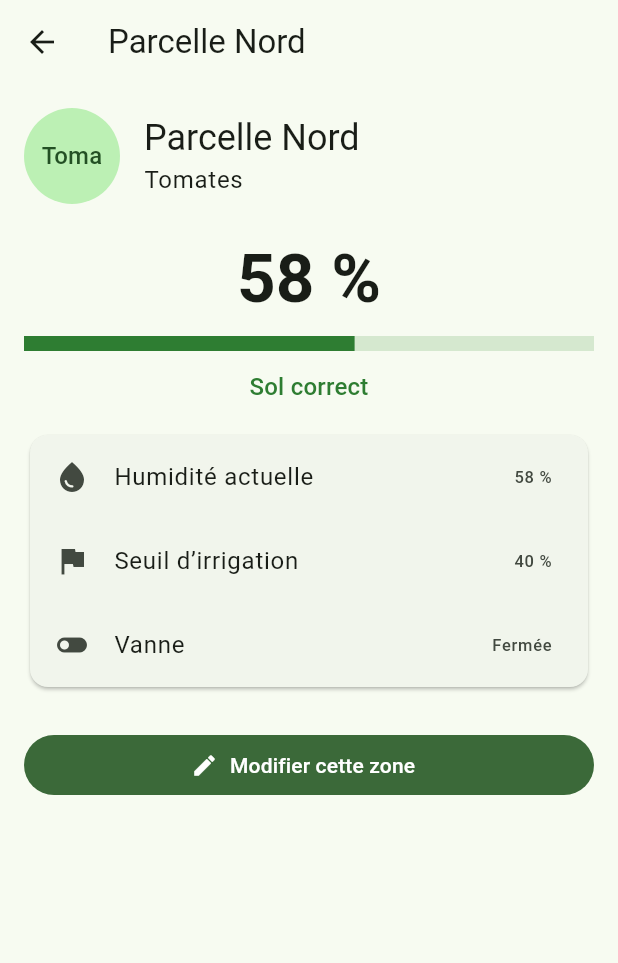
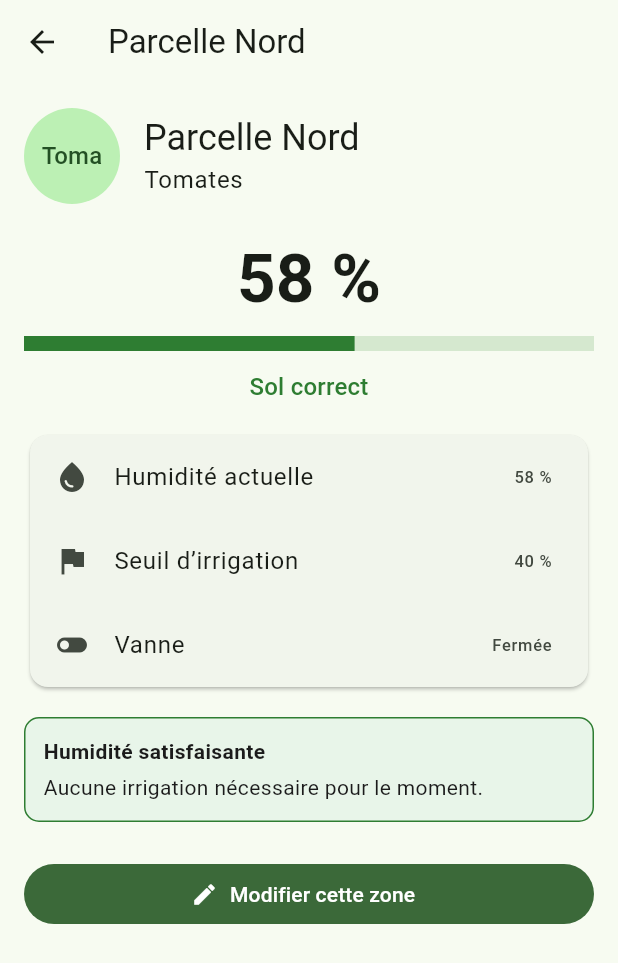
Before and after one commit to BouazzaWijdene/AgriSmart, a Flutter app: the ZoneDetailPage screen opened directly with sample values from the repository, on a phone screen of 412 x 824 dp. Shown: the top 963 px of the screen. Run offline on Flutter 3.47's test engine with Material 3 defaults, Android fonts, the phone set to English and light mode, and no system bars; our stand-ins replace firebase_auth, firebase_core, shared_preferences; accounts and stored records are empty; network calls fail.

Commit message:
Add irrigation advice feature

```diff
--- a/lib/screens/zone_detail_page.dart
+++ b/lib/screens/zone_detail_page.dart
@@ -1,6 +1,7 @@
 import 'package:flutter/material.dart';
 import 'package:projet/models/zone.dart';
 import 'package:projet/screens/zone_form_page.dart';
+import 'package:projet/service/irrigation_conseil_service.dart';
 import 'package:projet/theme/app_them.dart';
 
 class ZoneDetailPage extends StatelessWidget {
@@ -39,6 +40,12 @@ class ZoneDetailPage extends StatelessWidget {
     zone.culture.length < 4 ? zone.culture.length : 4;
 
     final texte = Theme.of(context).textTheme;
+
+    final conseil = IrrigationConseilService.evaluer(
+      zone: zone,
+      temperatureC: null,
+      precipitationMm: null,
+    );
 
     return Scaffold(
       appBar: AppBar(
@@ -131,6 +138,42 @@ class ZoneDetailPage extends StatelessWidget {
               ],
             ),
           ),
+          const SizedBox(height: 16),
+
+          Container(
+            width: double.infinity,
+            padding: const EdgeInsets.all(12),
+            decoration: BoxDecoration(
+              color: conseil.urgent
+                  ? const Color(0xFFFFF4E5)
+                  : const Color(0xFFE8F5E9),
+              borderRadius: BorderRadius.circular(10),
+              border: Border.all(
+                color: conseil.urgent
+                    ? const Color(0xFFE6A100)
+                    : const Color(0xFF2E7D32),
+              ),
+            ),
+            child: Column(
+              crossAxisAlignment: CrossAxisAlignment.start,
+              children: [
+                Text(
+                  conseil.titre,
+                  style: const TextStyle(
+                    fontWeight: FontWeight.bold,
+                    color: Color(0xFF1B1B1B),
+                  ),
+                ),
+                const SizedBox(height: 4),
+                Text(
+                  conseil.message,
+                  style: const TextStyle(
+                    color: Color(0xFF1B1B1B),
+                  ),
+                ),
+              ],
+            ),
+          ),
           const SizedBox(height: 24),
 
           FilledButton.icon(
--- /dev/null
+++ b/lib/service/irrigation_conseil_service.dart
@@ -0,0 +1,60 @@
+import 'package:projet/models/zone.dart';
+
+class ConseilIrrigation {
+  final String titre;
+  final String message;
+  final bool urgent;
+
+  const ConseilIrrigation({
+    required this.titre,
+    required this.message,
+    required this.urgent,
+  });
+}
+
+class IrrigationConseilService {
+  static ConseilIrrigation evaluer({
+    required Zone zone,
+    double? temperatureC,
+    double? precipitationMm,
+  }) {
+    final pluiePrevue = (precipitationMm ?? 0) > 0.2;
+    final forteChaleur = (temperatureC ?? 0) >= 35;
+
+    if (!zone.besoinIrrigation) {
+      return const ConseilIrrigation(
+        titre: 'Humidité satisfaisante',
+        message: 'Aucune irrigation nécessaire pour le moment.',
+        urgent: false,
+      );
+    }
+
+    if (pluiePrevue) {
+      return ConseilIrrigation(
+        titre: 'Pluie prévue à Kébili',
+        message:
+        'Précipitations détectées (${precipitationMm!.toStringAsFixed(1)} mm) : '
+            'envisagez de reporter ou réduire l’irrigation de ${zone.nom}.',
+        urgent: false,
+      );
+    }
+
+    if (forteChaleur) {
+      return ConseilIrrigation(
+        titre: 'Irrigation prioritaire (Chaleur)',
+        message:
+        'Température élevée (${temperatureC!.toStringAsFixed(0)} °C) : '
+            'arroser ${zone.nom} de préférence tôt le matin ou en soirée.',
+        urgent: true,
+      );
+    }
+
+    return ConseilIrrigation(
+      titre: 'Irrigation recommandée',
+      message:
+      'L’humidité de ${zone.nom} (${zone.humidite.toStringAsFixed(0)} %) '
+          'nécessite un apport en eau.',
+      urgent: true,
+    );
+  }
+}
```
